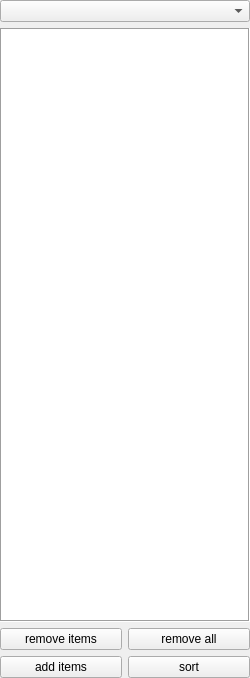
manerotoni/afw, file af/gui/sidebar/AfSortWidget.ui: the form before one commit.
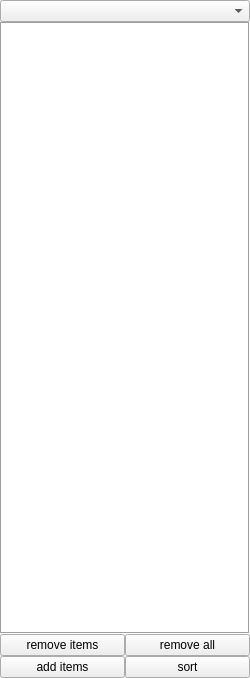
The form after the commit.

What changed in the file:
```diff
--- a/af/gui/sidebar/AfSortWidget.ui
+++ b/af/gui/sidebar/AfSortWidget.ui
@@ -14,6 +14,9 @@
    <string>Form</string>
   </property>
   <layout class="QVBoxLayout" name="verticalLayout_2">
+   <property name="spacing">
+    <number>0</number>
+   </property>
    <property name="margin">
     <number>0</number>
    </property>
```
Left out of the diff: 4 changed lines with no effect on the pictures. Lines whose indentation alone changed are shown as unchanged.
